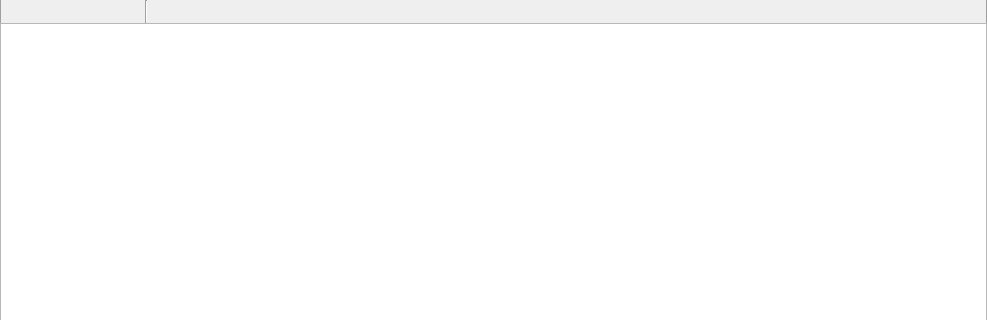
Old version of the form src/playlist/playlistcontainer.ui in the repository strawberrymusicplayer/strawberry; both pictures show x 0 to 987 and y 0 to 320 of the 987 by 707 pixel window.
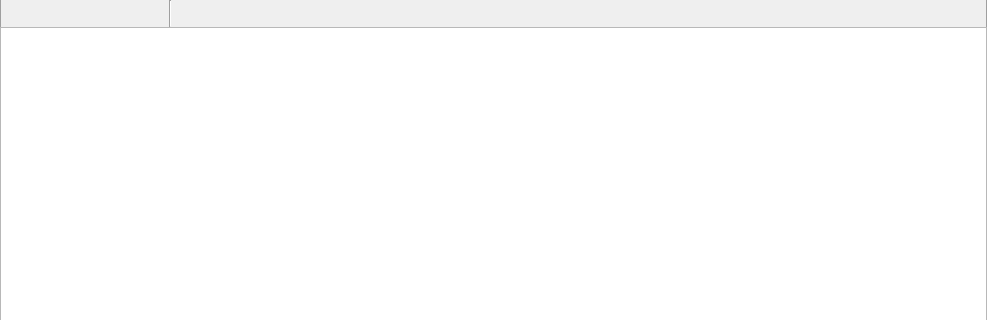
New version of the form. Custom widgets are drawn as their Qt base class.

Patch:
```diff
--- a/src/playlist/playlistcontainer.ui
+++ b/src/playlist/playlistcontainer.ui
@@ -61,8 +61,8 @@
        <widget class="QToolButton" name="create_new">
         <property name="iconSize">
          <size>
-          <width>16</width>
-          <height>16</height>
+          <width>20</width>
+          <height>20</height>
          </size>
         </property>
         <property name="autoRaise">
@@ -74,8 +74,8 @@
        <widget class="QToolButton" name="load">
         <property name="iconSize">
          <size>
-          <width>16</width>
-          <height>16</height>
+          <width>20</width>
+          <height>20</height>
          </size>
         </property>
         <property name="autoRaise">
@@ -87,8 +87,8 @@
        <widget class="QToolButton" name="save">
         <property name="iconSize">
          <size>
-          <width>16</width>
-          <height>16</height>
+          <width>20</width>
+          <height>20</height>
          </size>
         </property>
         <property name="autoRaise">
@@ -100,8 +100,8 @@
        <widget class="QToolButton" name="clear">
         <property name="iconSize">
          <size>
-          <width>16</width>
-          <height>16</height>
+          <width>20</width>
+          <height>20</height>
          </size>
         </property>
         <property name="autoRaise">
@@ -113,8 +113,8 @@
        <widget class="QToolButton" name="undo">
         <property name="iconSize">
          <size>
-          <width>16</width>
-          <height>16</height>
+          <width>20</width>
+          <height>20</height>
          </size>
         </property>
         <property name="autoRaise">
@@ -126,8 +126,8 @@
        <widget class="QToolButton" name="redo">
         <property name="iconSize">
          <size>
-          <width>16</width>
-          <height>16</height>
+          <width>20</width>
+          <height>20</height>
          </size>
         </property>
         <property name="autoRaise">
```
